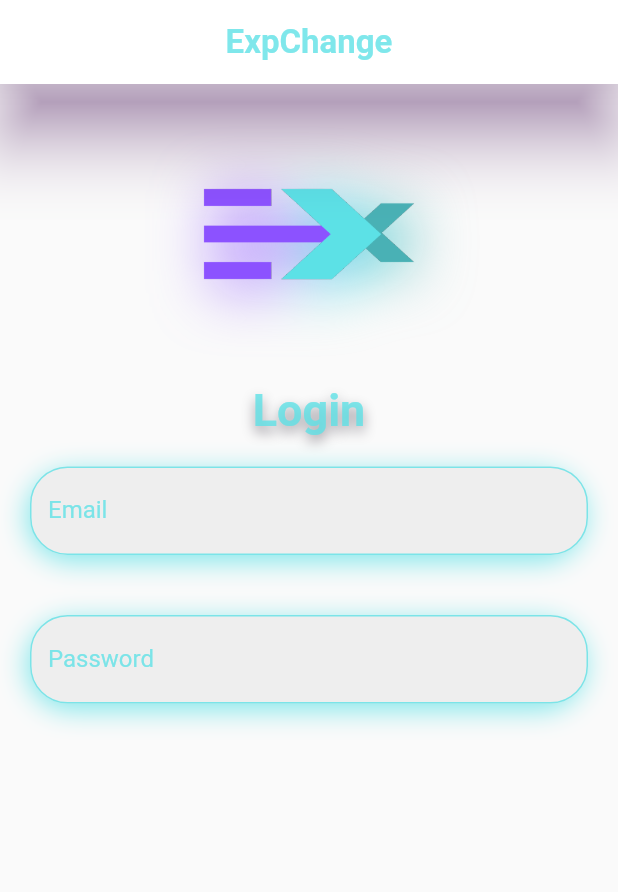
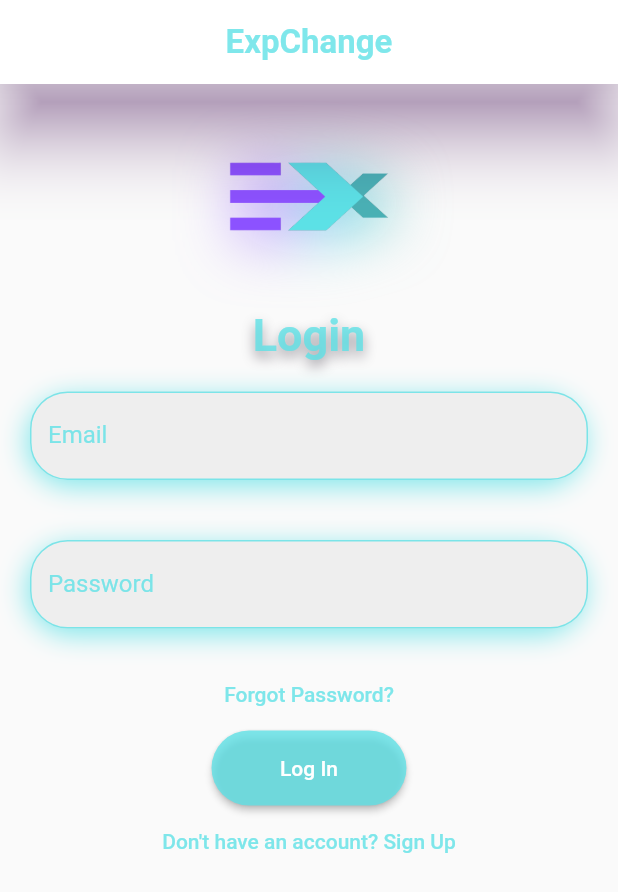
Before and after one commit to MaythamGhaly/exchange-app, a Flutter app: the screen it shows after launch, on a phone screen of 412 x 824 dp. Shown: the top 892 px of the screen. Run offline on Flutter 3.47's test engine with Material 2 defaults, Android fonts, the phone set to English and light mode, and no system bars; drawn by our look-alikes of drop_shadow_image.

Commit message:
frontend: loginPage: finish loginPage

```diff
--- a/frontend/lib/main.dart
+++ b/frontend/lib/main.dart
@@ -11,6 +11,7 @@ class MyApp extends StatelessWidget {
   @override
   Widget build(BuildContext context) {
     return const MaterialApp(
+      debugShowCheckedModeBanner: false,
       home: Login(),
     );
   }
--- a/frontend/lib/screens/login.dart
+++ b/frontend/lib/screens/login.dart
@@ -30,7 +30,7 @@ class _LoginState extends State<Login> {
         child: Column(
           children: <Widget>[
             SizedBox(
-              height: 200.0,
+              height: 150.0,
               child: Center(
                 child: DropShadowImage(
                   offset: const Offset(5, 5),
@@ -127,6 +127,35 @@ class _LoginState extends State<Login> {
                     )),
               ),
             ),
+            TextButton(
+              onPressed: () {},
+              child: const Text(
+                'Forgot Password?',
+                style: TextStyle(color: Color.fromARGB(200, 92, 225, 230)),
+              ),
+            ),
+            SizedBox(
+                height: 50,
+                width: 130,
+                child: ElevatedButton(
+                  style: ElevatedButton.styleFrom(
+                      backgroundColor: const Color.fromARGB(200, 92, 225, 230),
+                      shape: RoundedRectangleBorder(
+                        borderRadius: BorderRadius.circular(30.0),
+                      )),
+                  child: const Text('Log In',
+                      style: TextStyle(
+                        color: Colors.white,
+                      )),
+                  onPressed: () {},
+                )),
+            TextButton(
+              onPressed: () {},
+              child: const Text(
+                "Don't have an account? Sign Up",
+                style: TextStyle(color: Color.fromARGB(200, 92, 225, 230)),
+              ),
+            ),
           ],
         ),
       ),
```
